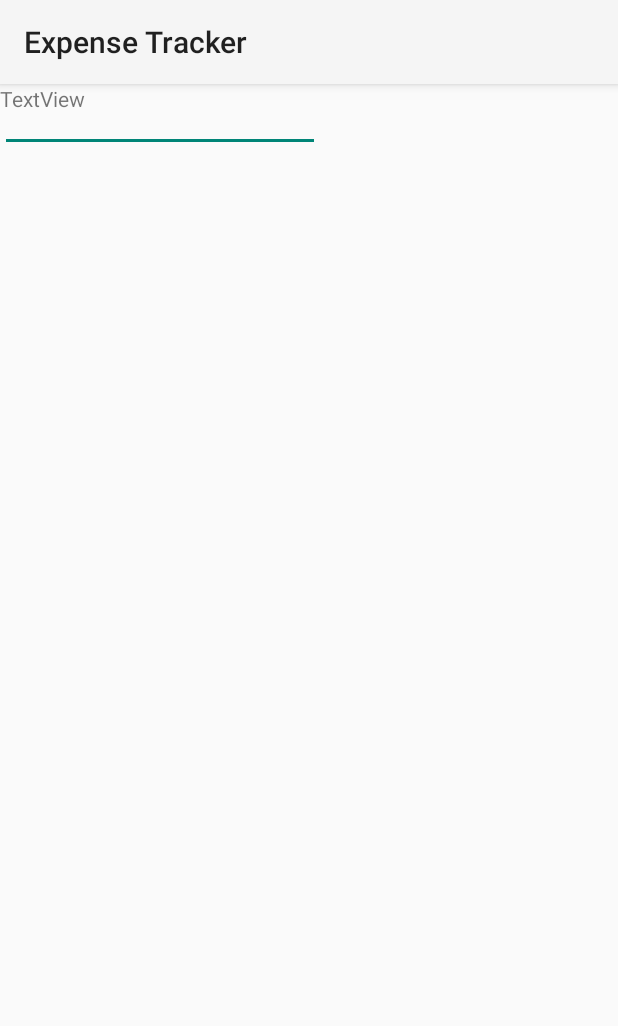
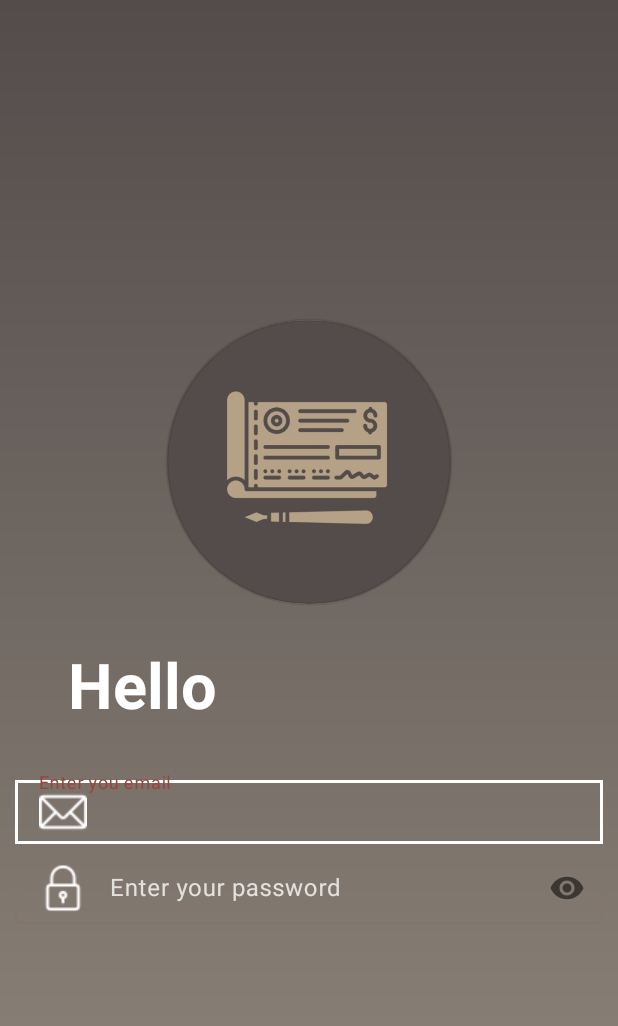
Before and after one commit to malaika18khan/ExpenseTracker, an Android app: the screen it shows after launch (MainActivity before the commit, RegisterUserActivity after it), on a phone screen of 412 x 824 dp. Shown: the top 1026 px of the screen. Run offline under Robolectric (Android 15) with nearby library versions, the phone set to English and light mode, and no system bars.

Commit message:
Register UI

```diff
--- a/app/src/main/AndroidManifest.xml
+++ b/app/src/main/AndroidManifest.xml
@@ -10,20 +10,22 @@
         android:label="@string/app_name"
         android:roundIcon="@mipmap/ic_launcher_round"
         android:supportsRtl="true"
-        android:theme="@style/Theme.ExpenseTracker"
+        android:theme="@style/AppTheme"
         tools:targetApi="31">
         <activity
             android:name=".RegisterUserActivity"
-            android:exported="false" />
-        <activity
-            android:name=".MainActivity"
-            android:exported="true">
+            android:exported="true" >
             <intent-filter>
                 <action android:name="android.intent.action.MAIN" />
 
                 <category android:name="android.intent.category.LAUNCHER" />
             </intent-filter>
         </activity>
+        <activity
+            android:name=".MainActivity"
+            android:exported="true">
+
+        </activity>
     </application>
 
 </manifest>
--- /dev/null
+++ b/app/src/main/res/drawable/et_bg.xml
@@ -0,0 +1,6 @@
+<?xml version="1.0" encoding="utf-8"?>
+<shape xmlns:android="http://schemas.android.com/apk/res/android" android:shape="rectangle">
+
+    <stroke android:color="@color/white" android:width="2dp" />
+
+</shape>
--- a/app/src/main/res/layout/activity_register_user.xml
+++ b/app/src/main/res/layout/activity_register_user.xml
@@ -7,6 +7,7 @@
     android:background="@drawable/layout_bg"
     android:gravity="center_vertical"
     android:orientation="vertical"
+    android:padding="10dp"
     tools:context=".RegisterUserActivity">
 
     <com.google.android.material.imageview.ShapeableImageView
@@ -24,7 +25,54 @@
         android:layout_width="wrap_content"
         android:layout_height="wrap_content"
         android:text="Hello"
-        android:textSize="24sp"
+        android:textSize="42sp"
         android:textStyle="bold"
+        android:layout_marginTop="20dp"
+        android:layout_marginStart="35dp"
+        android:layout_marginBottom="30dp"
         android:textColor="@color/white"/>
+
+    <com.google.android.material.textfield.TextInputLayout
+        android:layout_width="match_parent"
+        android:layout_height="wrap_content"
+        android:textColorHint="@color/grey">
+
+        <com.google.android.material.textfield.TextInputEditText
+            android:id="@+id/editTextTextEmailAddress"
+            android:layout_width="match_parent"
+            android:layout_height="wrap_content"
+            android:ems="10"
+            android:background="@drawable/et_bg"
+            android:gravity="center_vertical"
+            android:drawableStart="@drawable/email"
+            android:drawableTint="@color/white"
+            android:drawablePadding="15dp"
+            android:layout_marginTop="30dp"
+            android:padding="5dp"
+            android:hint="Enter you email"
+            android:textSize="18sp"
+            android:inputType="textEmailAddress" />
+    </com.google.android.material.textfield.TextInputLayout>
+
+    <com.google.android.material.textfield.TextInputLayout
+        android:layout_width="match_parent"
+        android:layout_height="wrap_content"
+        app:passwordToggleEnabled="true"
+        android:textColorHint="@color/grey"
+        android:hint="Enter your password">
+
+        <com.google.android.material.textfield.TextInputEditText
+            android:id="@+id/editTextTextPassword"
+            android:layout_width="match_parent"
+            android:layout_height="wrap_content"
+            android:ems="10"
+            android:gravity="center_vertical"
+            android:padding="5dp"
+            android:drawableStart="@drawable/padlock_icon"
+            android:drawablePadding="15dp"
+            android:inputType="textPassword" />
+
+    </com.google.android.material.textfield.TextInputLayout>
+
+
 </LinearLayout>
--- a/app/src/main/res/values/colors.xml
+++ b/app/src/main/res/values/colors.xml
@@ -7,6 +7,7 @@
     <color name="palette1">#a7a4a4</color>
     <color name="palette2">#91877c</color>
     <color name="palette3">#b3a384</color>
+    <color name="grey">#E3E1DD</color>
 
 
 
```
Also changed, not shown: app/src/main/res/drawable/email.png (added), app/src/main/res/drawable/padlock.png (added), app/src/main/res/drawable/padlock_icon.png (added).
